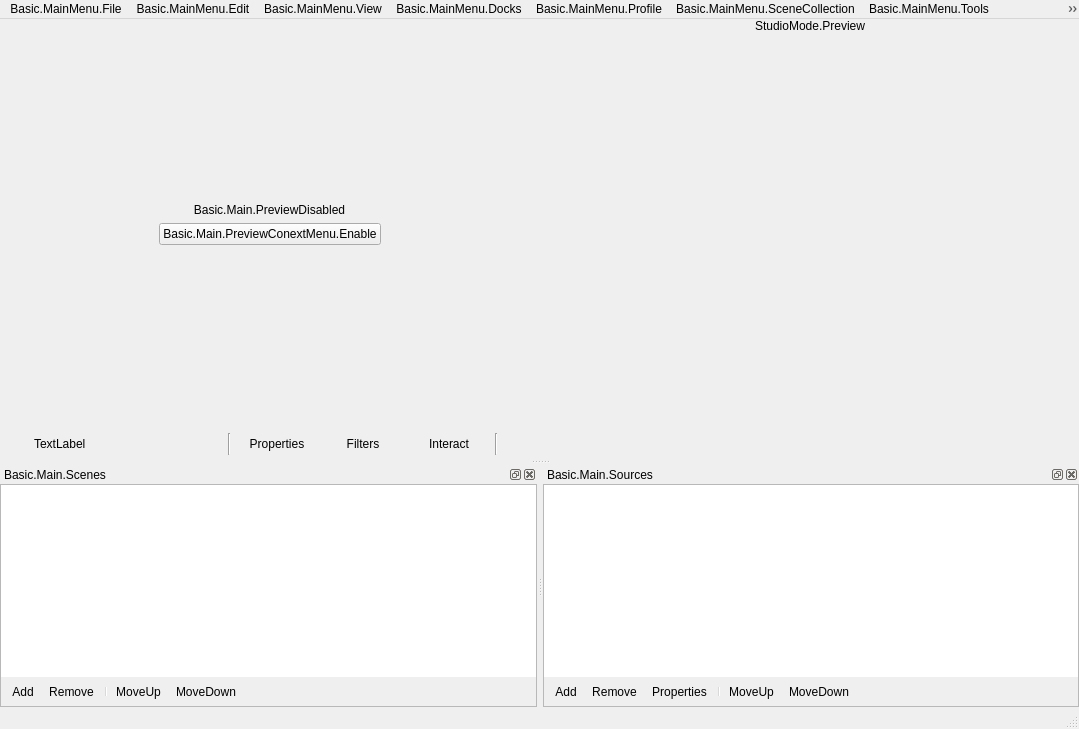
First picture: the form in UI/forms/OBSBasic.ui, repository tytan652/obs-studio, before the edit.
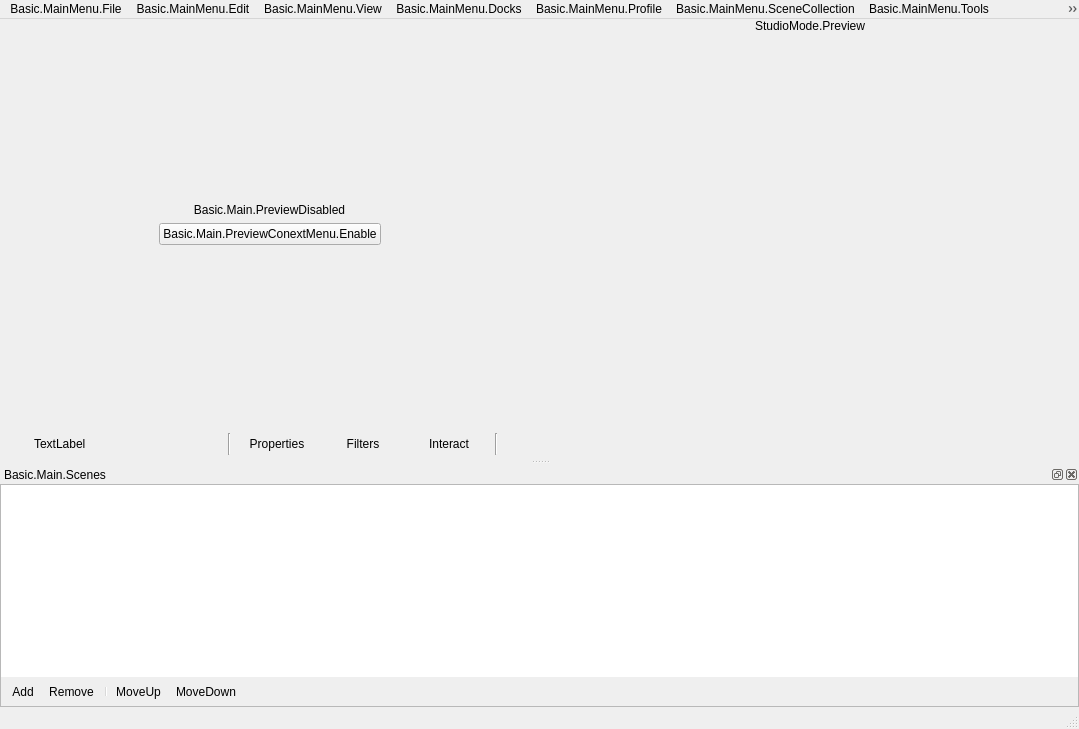
Second picture: the form after the edit. Icons and pictures are not drawn. Custom widgets are drawn as their Qt base class.

Commit message:
UI: Separate sources dock from the main window
Moves the sources dock UI outside of the main window UI.

OBSBasic heavily rely on the SourceTree from the widget, so for now
OBSBasic will access it by being a friend class of the widget.

```diff
--- a/UI/forms/OBSBasic.ui
+++ b/UI/forms/OBSBasic.ui
@@ -840,142 +840,6 @@
     </layout>
    </widget>
   </widget>
-  <widget class="OBSDock" name="sourcesDock">
-   <property name="features">
-    <set>QDockWidget::DockWidgetClosable|QDockWidget::DockWidgetMovable|QDockWidget::DockWidgetFloatable</set>
-   </property>
-   <property name="windowTitle">
-    <string>Basic.Main.Sources</string>
-   </property>
-   <attribute name="dockWidgetArea">
-    <number>8</number>
-   </attribute>
-   <widget class="QWidget" name="dockWidgetContents_6">
-    <layout class="QVBoxLayout" name="verticalLayout_5">
-     <property name="spacing">
-      <number>0</number>
-     </property>
-     <property name="leftMargin">
-      <number>0</number>
-     </property>
-     <property name="topMargin">
-      <number>0</number>
-     </property>
-     <property name="rightMargin">
-      <number>0</number>
-     </property>
-     <property name="bottomMargin">
-      <number>0</number>
-     </property>
-     <item>
-      <widget class="QFrame" name="sourcesFrame">
-       <property name="sizePolicy">
-        <sizepolicy hsizetype="Expanding" vsizetype="Expanding">
-         <horstretch>0</horstretch>
-         <verstretch>0</verstretch>
-        </sizepolicy>
-       </property>
-       <property name="minimumSize">
-        <size>
-         <width>160</width>
-         <height>0</height>
-        </size>
-       </property>
-       <property name="frameShape">
-        <enum>QFrame::StyledPanel</enum>
-       </property>
-       <property name="frameShadow">
-        <enum>QFrame::Sunken</enum>
-       </property>
-       <layout class="QVBoxLayout" name="verticalLayout_17">
-        <property name="spacing">
-         <number>0</number>
-        </property>
-        <property name="leftMargin">
-         <number>0</number>
-        </property>
-        <property name="topMargin">
-         <number>0</number>
-        </property>
-        <property name="rightMargin">
-         <number>0</number>
-        </property>
-        <property name="bottomMargin">
-         <number>0</number>
-        </property>
-        <item>
-         <widget class="SourceTree" name="sources">
-          <property name="sizePolicy">
-           <sizepolicy hsizetype="Preferred" vsizetype="Expanding">
-            <horstretch>0</horstretch>
-            <verstretch>0</verstretch>
-           </sizepolicy>
-          </property>
-          <property name="contextMenuPolicy">
-           <enum>Qt::CustomContextMenu</enum>
-          </property>
-          <property name="frameShape">
-           <enum>QFrame::NoFrame</enum>
-          </property>
-          <property name="showDropIndicator" stdset="0">
-           <bool>true</bool>
-          </property>
-          <property name="dragEnabled">
-           <bool>true</bool>
-          </property>
-          <property name="dragDropMode">
-           <enum>QAbstractItemView::InternalMove</enum>
-          </property>
-          <property name="defaultDropAction">
-           <enum>Qt::TargetMoveAction</enum>
-          </property>
-          <property name="selectionMode">
-           <enum>QAbstractItemView::ExtendedSelection</enum>
-          </property>
-          <addaction name="actionRemoveSource"/>
-         </widget>
-        </item>
-        <item>
-         <widget class="QToolBar" name="sourcesToolbar">
-          <property name="iconSize">
-           <size>
-            <width>16</width>
-            <height>16</height>
-           </size>
-          </property>
-          <property name="floatable">
-           <bool>false</bool>
-          </property>
-          <addaction name="actionAddSource"/>
-          <addaction name="actionRemoveSource"/>
-          <addaction name="actionSourceProperties"/>
-          <addaction name="separator"/>
-          <addaction name="actionSourceUp"/>
-          <addaction name="actionSourceDown"/>
-         </widget>
-        </item>
-        <item>
-         <spacer name="sourcesFixedSizeHSpacer">
-          <property name="orientation">
-           <enum>Qt::Horizontal</enum>
-          </property>
-          <property name="sizeType">
-           <enum>QSizePolicy::Fixed</enum>
-          </property>
-          <property name="sizeHint" stdset="0">
-           <size>
-            <width>150</width>
-            <height>0</height>
-           </size>
-          </property>
-         </spacer>
-        </item>
-       </layout>
-      </widget>
-     </item>
-    </layout>
-   </widget>
-  </widget>
   <action name="actionAddScene">
    <property name="icon">
     <iconset>
@@ -988,18 +852,6 @@
     <string notr="true">addIconSmall</string>
    </property>
   </action>
-  <action name="actionAddSource">
-   <property name="icon">
-    <iconset>
-     <normaloff>:/res/images/plus.svg</normaloff>:/res/images/plus.svg</iconset>
-   </property>
-   <property name="text">
-    <string>Add</string>
-   </property>
-   <property name="themeID" stdset="0">
-    <string notr="true">addIconSmall</string>
-   </property>
-  </action>
   <action name="actionRemoveScene">
    <property name="icon">
     <iconset>
@@ -1036,21 +888,6 @@
     <string notr="true">removeIconSmall</string>
    </property>
   </action>
-  <action name="actionSourceProperties">
-   <property name="enabled">
-    <bool>true</bool>
-   </property>
-   <property name="icon">
-    <iconset>
-     <normaloff>:/settings/images/settings/general.svg</normaloff>:/settings/images/settings/general.svg</iconset>
-   </property>
-   <property name="text">
-    <string>Properties</string>
-   </property>
-   <property name="themeID" stdset="0">
-    <string notr="true">propertiesIconSmall</string>
-   </property>
-  </action>
   <action name="actionSceneUp">
    <property name="icon">
     <iconset>
@@ -1063,21 +900,6 @@
     <string notr="true">upArrowIconSmall</string>
    </property>
   </action>
-  <action name="actionSourceUp">
-   <property name="enabled">
-    <bool>true</bool>
-   </property>
-   <property name="icon">
-    <iconset>
-     <normaloff>:/res/images/up.svg</normaloff>:/res/images/up.svg</iconset>
-   </property>
-   <property name="text">
-    <string>MoveUp</string>
-   </property>
-   <property name="themeID" stdset="0">
-    <string notr="true">upArrowIconSmall</string>
-   </property>
-  </action>
   <action name="actionSceneDown">
    <property name="icon">
     <iconset>
@@ -1090,21 +912,6 @@
     <string notr="true">downArrowIconSmall</string>
    </property>
   </action>
-  <action name="actionSourceDown">
-   <property name="enabled">
-    <bool>true</bool>
-   </property>
-   <property name="icon">
-    <iconset>
-     <normaloff>:/res/images/down.svg</normaloff>:/res/images/down.svg</iconset>
-   </property>
-   <property name="text">
-    <string>MoveDown</string>
-   </property>
-   <property name="themeID" stdset="0">
-    <string notr="true">downArrowIconSmall</string>
-   </property>
-  </action>
   <action name="actionShow_Recordings">
    <property name="text">
     <string>Basic.MainMenu.File.ShowRecordings</string>
@@ -1630,11 +1437,6 @@
    <extends>QStatusBar</extends>
    <header>window-basic-status-bar.hpp</header>
   </customwidget>
-  <customwidget>
-   <class>SourceTree</class>
-   <extends>QListView</extends>
-   <header>source-tree.hpp</header>
-  </customwidget>
   <customwidget>
    <class>SceneTree</class>
    <extends>QListWidget</extends>
```
The commit also changes 7 other files.
